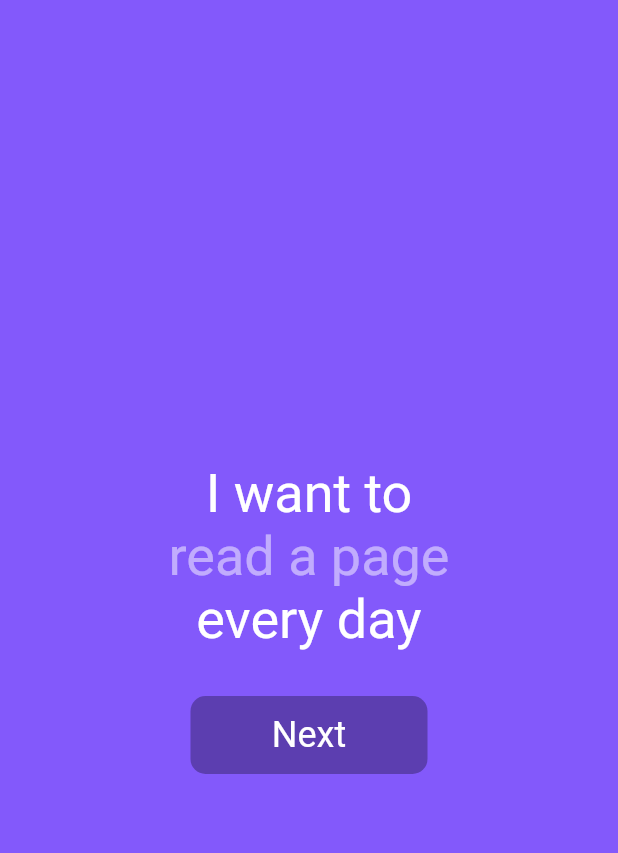
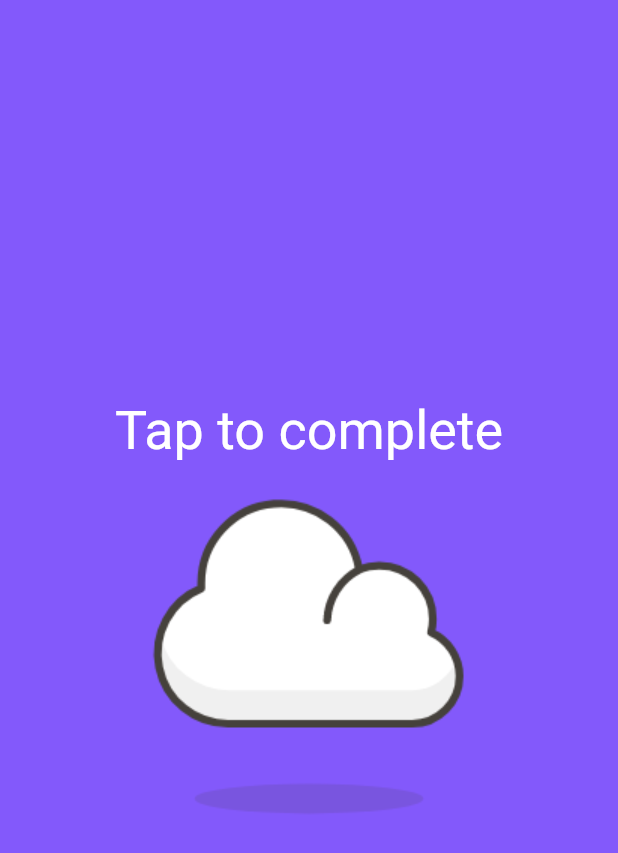
Before and after one commit to jac-snall/habit_tracker, a Flutter app: the screen it shows after launch, after a tap on "Next", on a phone screen of 412 x 824 dp. Shown: the top 853 px of the screen. Run offline on Flutter 3.47's test engine with Material 2 defaults, Android fonts, the phone set to English and light mode, and no system bars; drawn by our look-alikes of animated_text_kit.

Commit message:
Added routes with a home page

```diff
--- /dev/null
+++ b/lib/Views/home_view.dart
@@ -0,0 +1,33 @@
+import 'package:flutter/material.dart';
+import 'package:animated_text_kit/animated_text_kit.dart';
+
+class HomeView extends StatefulWidget {
+  const HomeView({Key? key}) : super(key: key);
+
+  @override
+  _HomeViewState createState() => _HomeViewState();
+}
+
+class _HomeViewState extends State<HomeView> {
+  @override
+  Widget build(BuildContext context) {
+    return Scaffold(
+      body: SafeArea(
+        child: Center(
+          child: Column(
+            mainAxisAlignment: MainAxisAlignment.center,
+            children: [
+              AnimatedTextKit(
+                animatedTexts: [
+                  FadeAnimatedText('Tap to complete'),
+                ],
+                repeatForever: true,
+              ),
+              Image(image: AssetImage('assets/images/cloud.png'))
+            ],
+          ),
+        ),
+      ),
+    );
+  }
+}
--- a/lib/Views/start_view.dart
+++ b/lib/Views/start_view.dart
@@ -15,6 +15,7 @@ class _StartViewState extends State<StartView> {
 
   void _handleSubmit() {
     print(inputTextController.text);
+    Navigator.of(context).popAndPushNamed('/home');
   }
 
   void _enableInput() {
@@ -102,7 +103,10 @@ class _StartViewState extends State<StartView> {
                 SizedBox(
                   height: 30,
                 ),
-                TextButton(onPressed: _handleSubmit, child: Text('Next'))
+                TextButton(
+                  onPressed: _handleSubmit,
+                  child: Text('Next'),
+                )
               ],
             ),
           ),
--- a/lib/main.dart
+++ b/lib/main.dart
@@ -1,5 +1,6 @@
 import 'package:flutter/material.dart';
 import 'Views/start_view.dart';
+import 'Views/home_view.dart';
 
 void main() {
   runApp(MyApp());
@@ -39,14 +40,16 @@ class MyApp extends StatelessWidget {
           ),
         ),
       ),
-      //home: MyHomePage(title: 'Flutter Demo Home Page'),
-      home: StartView(),
+      routes: {
+        '/': (context) => StartView(),
+        '/home': (context) => HomeView(),
+      },
     );
   }
 }
 
 class MyHomePage extends StatefulWidget {
-  MyHomePage({Key? key, required this.title}) : super(key: key);
+  MyHomePage({Key? key}) : super(key: key);
 
   // This widget is the home page of your application. It is stateful, meaning
   // that it has a State object (defined below) that contains fields that affect
@@ -56,8 +59,6 @@ class MyHomePage extends StatefulWidget {
   // case the title) provided by the parent (in this case the App widget) and
   // used by the build method of the State. Fields in a Widget subclass are
   // always marked "final".
-
-  final String title;
 
   @override
   _MyHomePageState createState() => _MyHomePageState();
```
